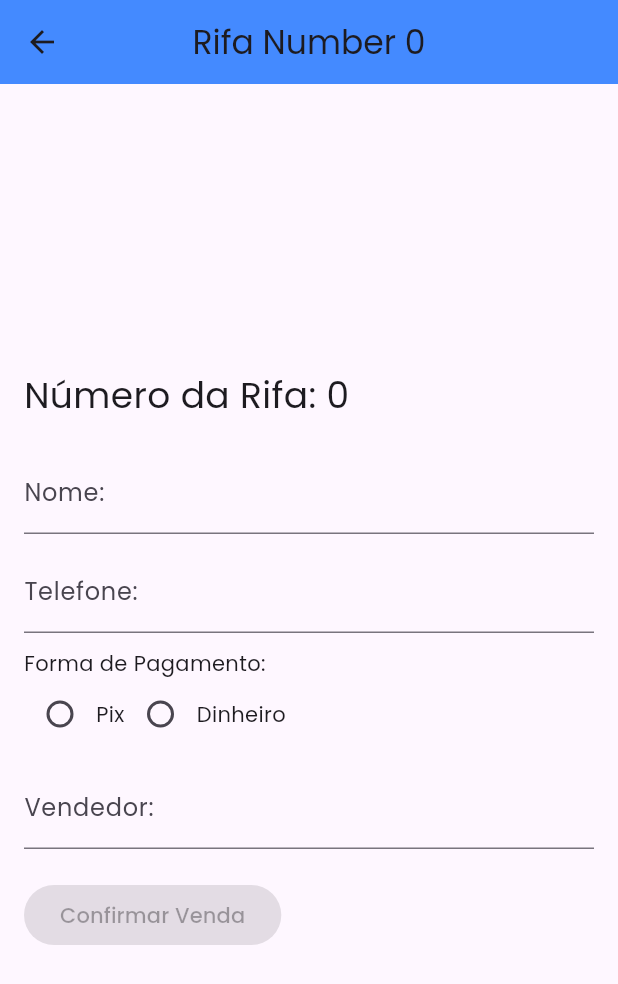
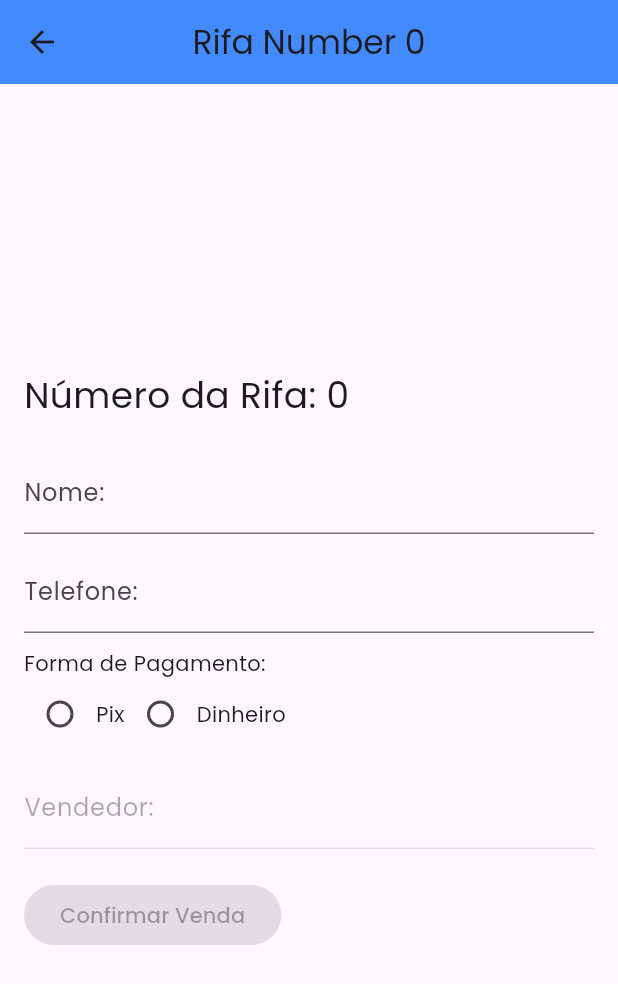
Before and after one commit to PIETRO6806/RifaLiceuFlutter, a Flutter app: the RifaPage screen opened directly with empty values, on a phone screen of 412 x 824 dp. Shown: the top 984 px of the screen. Run offline on Flutter 3.47's test engine with Material 3 defaults, Android fonts, the phone set to English and light mode, and no system bars; our stand-ins replace get, shared_preferences; accounts and stored records are empty.

Commit message:
rifa already retrieves the vendedor's name

```diff
--- a/lib/pages/rifa.dart
+++ b/lib/pages/rifa.dart
@@ -1,4 +1,5 @@
 import 'package:flutter/material.dart';
+import 'package:rifa_liceu_flutter/utils/user_preferences.dart'; // Replace with your actual package name
 
 class RifaPage extends StatefulWidget {
   @override
@@ -18,6 +19,23 @@ class _RifaPageState extends State<RifaPage> {
         telefoneController.text.isNotEmpty &&
         vendedorController.text.isNotEmpty &&
         formaPagamento != null; // Forma de Pagamento must be selected;
+  }
+
+  @override
+  void initState() {
+    super.initState();
+    // Fetch user information and set Vendedor controller
+    setUserInformation();
+  }
+
+  Future<void> setUserInformation() async {
+    Map<String, dynamic> userInfo = await UserPreferences.getUserInfo();
+    String userName = userInfo['userName'] ?? '';
+
+    setState(() {
+      // Set the username as read-only in the Vendedor controller
+      vendedorController.text = userName;
+    });
   }
 
   @override
@@ -85,7 +103,10 @@ class _RifaPageState extends State<RifaPage> {
             // Input field for Vendedor's name
             TextFormField(
               controller: vendedorController,
-              decoration: InputDecoration(labelText: "Vendedor:"),
+              decoration: InputDecoration(
+                labelText: "Vendedor:",
+                enabled: false, // Make the field read-only
+              ),
             ),
             SizedBox(height: 20.0),
             // Button to confirm venda
```
